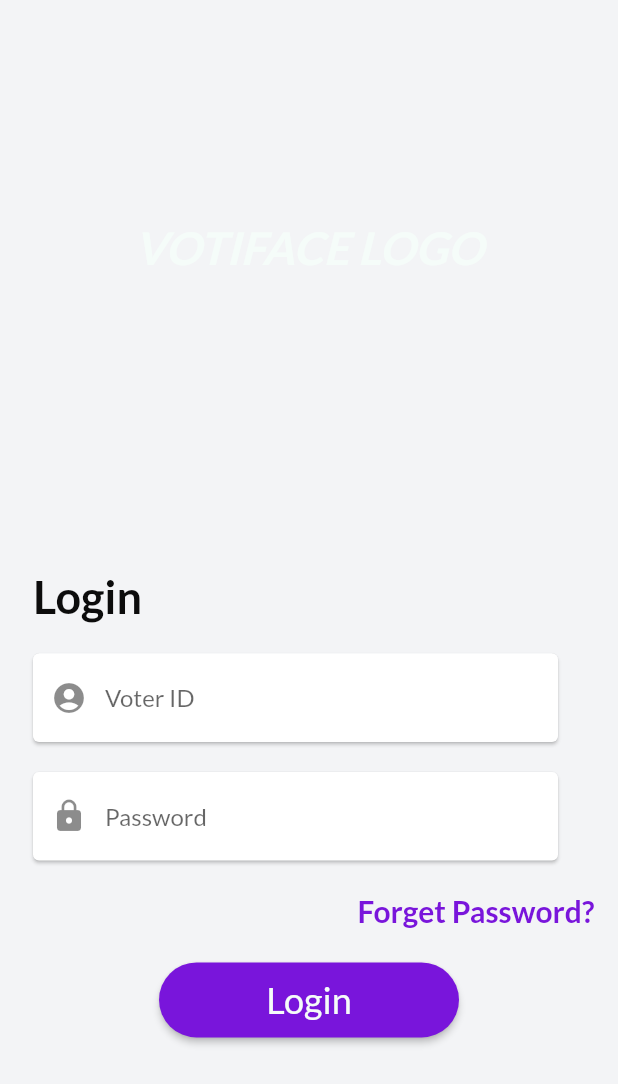
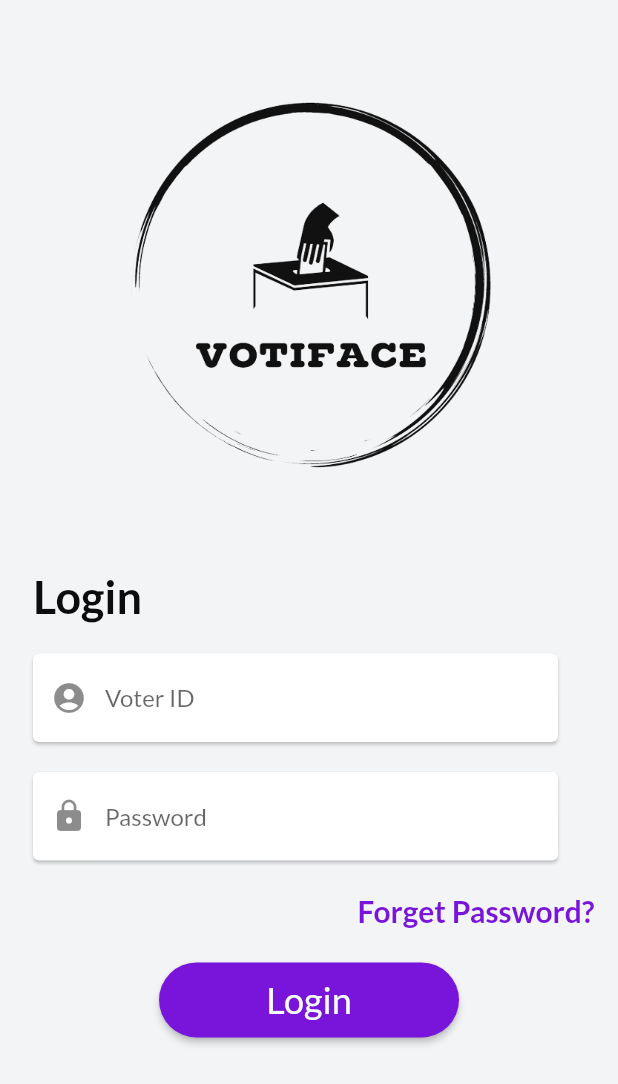
Before and after one commit to SqueezedLemon/Votiface, a Flutter app: the screen it shows after launch, on a phone screen of 412 x 824 dp. Shown: the top 1084 px of the screen. Run offline on Flutter 3.47's test engine with Material 2 defaults, Android fonts, the light colour scheme and no system bars; our stand-ins replace firebase_auth, firebase_core; missing offline and left inert: web3dart; accounts and stored records are empty.

Commit message:
logo added

```diff
--- a/lib/screens/auth/components/body.dart
+++ b/lib/screens/auth/components/body.dart
@@ -10,18 +10,24 @@ class Body extends StatelessWidget {
   Widget build(BuildContext context) {
     return Column(
       children: [
-        Container(
-          height: MediaQuery.of(context).size.height * 0.40,
+        SizedBox(
+          height: MediaQuery.of(context).size.height * 0.4,
           width: double.infinity,
-          child: Center(
-            child: Text(
-              'VOTIFACE LOGO',
-              style: TextStyle(
-                  fontSize: 30,
-                  fontWeight: FontWeight.bold,
-                  fontStyle: FontStyle.italic,
-                  color: kTextPColor),
-            ),
+          child: Column(
+            mainAxisAlignment: MainAxisAlignment.center,
+            crossAxisAlignment: CrossAxisAlignment.center,
+            children: <Widget>[
+              Padding(
+                padding: const EdgeInsets.fromLTRB(0, 50, 0, 0),
+                child: SizedBox(
+                  height: MediaQuery.of(context).size.height * 0.3,
+                  child: Image.asset(
+                    "assets/logo.png",
+                    fit: BoxFit.contain,
+                  ),
+                ),
+              ),
+            ],
           ),
         ),
         LoginWidget(),
--- a/lib/screens/auth/components/login_widget.dart
+++ b/lib/screens/auth/components/login_widget.dart
@@ -123,7 +123,7 @@ class _LoginWidgetState extends State<LoginWidget> {
                       email: idController.text, password: passController.text),
                   style: ElevatedButton.styleFrom(
                     primary: kPrimaryColor,
-                    fixedSize: Size(200, 50),
+                    fixedSize: const Size(200, 50),
                     shape: RoundedRectangleBorder(
                       borderRadius: BorderRadius.circular(90.0),
                     ),
--- a/pubspec.yaml
+++ b/pubspec.yaml
@@ -64,6 +64,7 @@ flutter:
   # To add assets to your application, add an assets section, like this:
   assets:
     - assets/blockchain/
+    - assets/logo.png
   #   - images/a_dot_ham.jpeg
 
   # An image asset can refer to one or more resolution-specific "variants", see
```
Also changed, not shown: assets/logo.png (added), pubspec.lock.
